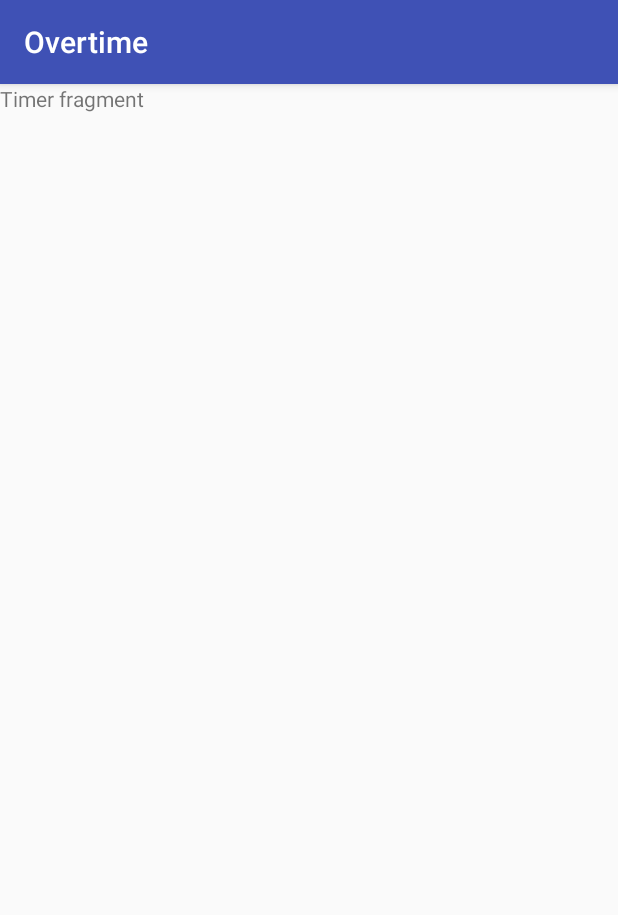
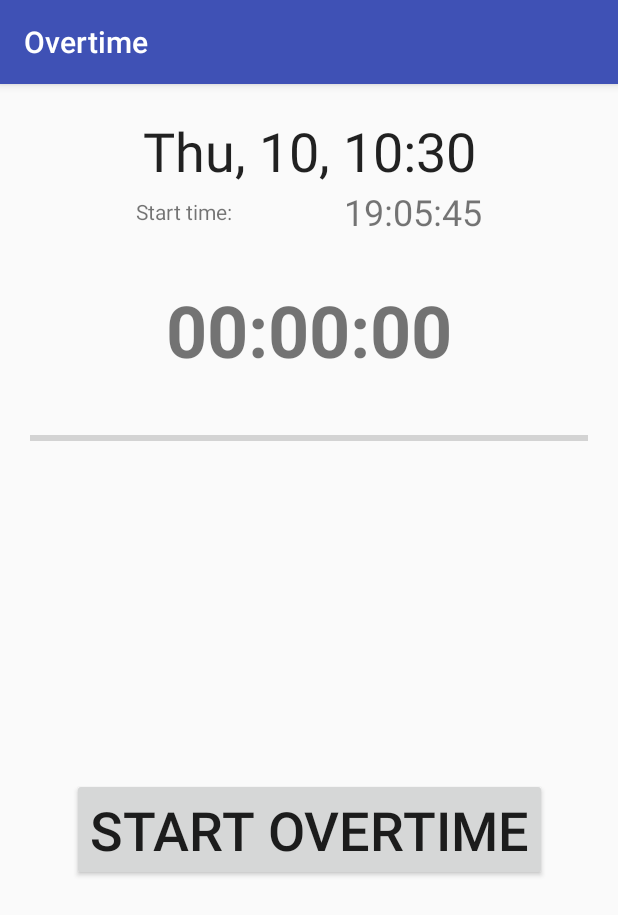
Before and after one commit to SupNacho/OverTime, an Android app: the fragment TimerFragment shown on its own in the app's theme, on a phone screen of 412 x 824 dp. Shown: the top 915 px of the screen. Run offline under Robolectric (Android 15) with nearby library versions, the phone set to English and light mode, and no system bars; our stand-ins replace ButterKnife, RxJava, Timber; libraries missing offline, so code that uses them is left out: com.arellomobile.mvp, com.parse.

Commit message:
doing records to db eventually on start and update on stop counting overtime like chronometer

```diff
--- a/app/src/main/java/ru/supernacho/overtime/di/AppComponent.java
+++ b/app/src/main/java/ru/supernacho/overtime/di/AppComponent.java
@@ -5,15 +5,19 @@ import javax.inject.Singleton;
 import dagger.Component;
 import ru.supernacho.overtime.di.modules.AppModule;
 import ru.supernacho.overtime.di.modules.LoginRepoModule;
+import ru.supernacho.overtime.di.modules.TimerRepoModule;
 import ru.supernacho.overtime.model.repository.LoginRepository;
+import ru.supernacho.overtime.model.repository.TimerRepository;
 import ru.supernacho.overtime.presenter.LoginPresenter;
 import ru.supernacho.overtime.presenter.TabsPresenter;
+import ru.supernacho.overtime.presenter.TimerPresenter;
 import ru.supernacho.overtime.view.LoginActivity;
 
 @Singleton
-@Component(modules = {AppModule.class, LoginRepoModule.class})
+@Component(modules = {AppModule.class, LoginRepoModule.class, TimerRepoModule.class})
 public interface AppComponent {
     void inject(LoginActivity activity);
     void inject(LoginPresenter presenter);
     void inject(TabsPresenter presenter);
+    void inject(TimerPresenter presenter);
 }
--- a/app/src/main/java/ru/supernacho/overtime/model/repository/LoginRepository.java
+++ b/app/src/main/java/ru/supernacho/overtime/model/repository/LoginRepository.java
@@ -1,13 +1,10 @@
 package ru.supernacho.overtime.model.repository;
 
-import com.parse.LogOutCallback;
-import com.parse.ParseException;
 import com.parse.ParseUser;
 
 import io.reactivex.Observable;
 import io.reactivex.subjects.PublishSubject;
 import ru.supernacho.overtime.model.Entity.User;
-import timber.log.Timber;
 
 public class LoginRepository {
     private PublishSubject<RepoEvents> repoEventBus = PublishSubject.create();
--- a/app/src/main/java/ru/supernacho/overtime/model/repository/ParseFileds.java
+++ b/app/src/main/java/ru/supernacho/overtime/model/repository/ParseFileds.java
@@ -1,4 +1,8 @@
 package ru.supernacho.overtime.model.repository;
 
-public class ParseFileds {
+public interface ParseFileds {
+    String createdBy = "created_by_id";
+    String startDate = "start_date";
+    String stopDate = "stop_date";
+    String comment = "comment";
 }
--- a/app/src/main/java/ru/supernacho/overtime/view/fragments/TimerFragment.java
+++ b/app/src/main/java/ru/supernacho/overtime/view/fragments/TimerFragment.java
@@ -2,30 +2,86 @@ package ru.supernacho.overtime.view.fragments;
 
 
 import android.os.Bundle;
-import android.support.v4.app.Fragment;
 import android.view.LayoutInflater;
 import android.view.View;
 import android.view.ViewGroup;
+import android.widget.Button;
+import android.widget.ProgressBar;
+import android.widget.TextClock;
+import android.widget.TextView;
 
+import com.arellomobile.mvp.MvpAppCompatFragment;
+import com.arellomobile.mvp.presenter.InjectPresenter;
+import com.arellomobile.mvp.presenter.ProvidePresenter;
+
+import butterknife.BindView;
 import butterknife.ButterKnife;
+import butterknife.OnClick;
 import butterknife.Unbinder;
+import io.reactivex.android.schedulers.AndroidSchedulers;
+import ru.supernacho.overtime.App;
 import ru.supernacho.overtime.R;
+import ru.supernacho.overtime.presenter.TimerPresenter;
 
-public class TimerFragment extends Fragment {
+public class TimerFragment extends MvpAppCompatFragment implements TimerView {
 
     private Unbinder unbinder;
+    private boolean isStarted;
+
+    @InjectPresenter
+    TimerPresenter presenter;
+
+    @BindView(R.id.tc_current_time)
+    TextClock textClock;
+    @BindView(R.id.tv_start_time)
+    TextView tvStartTime;
+    @BindView(R.id.tv_counter)
+    TextView tvCounter;
+    @BindView(R.id.pb_overtime_progress)
+    ProgressBar progressBar;
+    @BindView(R.id.btn_timer_control)
+    Button btnTimerControl;
 
     public TimerFragment() {
         // Required empty public constructor
     }
 
+    @ProvidePresenter
+    public TimerPresenter providePresenter(){
+        return new TimerPresenter(AndroidSchedulers.mainThread());
+    }
 
     @Override
     public View onCreateView(LayoutInflater inflater, ViewGroup container,
                              Bundle savedInstanceState) {
         View view = inflater.inflate(R.layout.fragment_timer, container, false);
         unbinder = ButterKnife.bind(this, view);
+        App.getInstance().getAppComponent().inject(presenter);
         return view;
+    }
+
+    @OnClick(R.id.btn_timer_control)
+    public void onClickTimerControl(){
+        isStarted = !isStarted;
+        if (isStarted) {
+            btnTimerControl.setText("Finish overtime");
+            presenter.startOverTime();
+            progressBar.setIndeterminate(true);
+        } else {
+            btnTimerControl.setText("Start overtime");
+            presenter.stopOverTime();
+            progressBar.setIndeterminate(false);
+        }
+    }
+
+    @Override
+    public void setCounter(String countMsg) {
+        tvCounter.setText(countMsg);
+    }
+
+    @Override
+    public void setStartDate(String startDate) {
+        tvStartTime.setText(startDate);
     }
 
     @Override
--- a/app/src/main/java/ru/supernacho/overtime/view/fragments/TimerView.java
+++ b/app/src/main/java/ru/supernacho/overtime/view/fragments/TimerView.java
@@ -1,6 +1,11 @@
 package ru.supernacho.overtime.view.fragments;
 
 import com.arellomobile.mvp.MvpView;
+import com.arellomobile.mvp.viewstate.strategy.SingleStateStrategy;
+import com.arellomobile.mvp.viewstate.strategy.StateStrategyType;
 
+@StateStrategyType(value = SingleStateStrategy.class)
 public interface TimerView extends MvpView {
+    void setCounter(String countMsg);
+    void setStartDate(String startDate);
 }
--- a/app/src/main/res/layout/fragment_timer.xml
+++ b/app/src/main/res/layout/fragment_timer.xml
@@ -1,14 +1,76 @@
 <?xml version="1.0" encoding="utf-8"?>
-<FrameLayout xmlns:android="http://schemas.android.com/apk/res/android"
+<android.support.constraint.ConstraintLayout xmlns:android="http://schemas.android.com/apk/res/android"
     xmlns:tools="http://schemas.android.com/tools"
     android:layout_width="match_parent"
     android:layout_height="match_parent"
+    android:padding="20dp"
+    xmlns:app="http://schemas.android.com/apk/res-auto"
     tools:context=".view.fragments.TimerFragment">
 
-    <!-- TODO: Update blank fragment layout -->
+    <TextClock
+        android:id="@+id/tc_current_time"
+        android:layout_width="wrap_content"
+        android:layout_height="wrap_content"
+        app:layout_constraintTop_toTopOf="parent"
+        app:layout_constraintLeft_toLeftOf="parent"
+        app:layout_constraintRight_toRightOf="parent"
+        android:format12Hour="E, dd, HH:mm"
+        android:format24Hour="E, dd, HH:mm"
+        android:textSize="36sp"
+        />
     <TextView
+        android:id="@+id/tv_start_time_label"
+        android:layout_width="wrap_content"
+        android:layout_height="wrap_content"
+        app:layout_constraintTop_toTopOf="@id/tv_start_time"
+        app:layout_constraintBottom_toBottomOf="@id/tv_start_time"
+        app:layout_constraintRight_toLeftOf="@id/tv_start_time"
+        app:layout_constraintLeft_toLeftOf="parent"
+        android:gravity="center_horizontal"
+        android:text="Start time: "/>
+
+    <TextView
+        android:id="@+id/tv_start_time"
+        android:layout_width="wrap_content"
+        android:layout_height="wrap_content"
+        app:layout_constraintTop_toBottomOf="@id/tc_current_time"
+        app:layout_constraintLeft_toRightOf="@id/tv_start_time_label"
+        app:layout_constraintRight_toRightOf="parent"
+        android:textSize="24sp"
+        android:text="19:05:45"/>
+
+    <TextView
+        android:id="@+id/tv_counter"
+        android:layout_width="wrap_content"
+        android:layout_height="wrap_content"
+        android:layout_marginTop="30dp"
+        app:layout_constraintTop_toBottomOf="@id/tv_start_time"
+        app:layout_constraintLeft_toLeftOf="parent"
+        app:layout_constraintRight_toRightOf="parent"
+        android:textStyle="bold"
+        android:textSize="48sp"
+        android:text="00:00:00"/>
+
+    <ProgressBar
+        android:id="@+id/pb_overtime_progress"
         android:layout_width="match_parent"
-        android:layout_height="match_parent"
-        android:text="@string/hello_blank_fragment" />
+        android:layout_height="20dp"
+        android:layout_marginTop="30dp"
+        style="@style/Base.Widget.AppCompat.ProgressBar.Horizontal"
+        app:layout_constraintTop_toBottomOf="@id/tv_counter"
+        app:layout_constraintLeft_toLeftOf="parent"
+        app:layout_constraintRight_toRightOf="parent"
+        />
 
-</FrameLayout>
+    <Button
+        android:id="@+id/btn_timer_control"
+        android:layout_width="wrap_content"
+        android:layout_height="wrap_content"
+        app:layout_constraintTop_toBottomOf="@id/pb_overtime_progress"
+        app:layout_constraintLeft_toLeftOf="parent"
+        app:layout_constraintRight_toRightOf="parent"
+        app:layout_constraintBottom_toBottomOf="parent"
+        android:textSize="36sp"
+        android:text="Start overtime"/>
+
+</android.support.constraint.ConstraintLayout>
--- a/app/src/main/res/values/strings.xml
+++ b/app/src/main/res/values/strings.xml
@@ -9,8 +9,8 @@
     <!-- Strings related to login -->
     <string name="prompt_email">Email</string>
     <string name="prompt_password">Password</string>
-    <string name="action_sign_in">Sign in</string>
-    <string name="action_sign_in_short">Sign in</string>
+    <string name="action_login">Login</string>
+    <string name="action_login_short">Login</string>
     <string name="error_invalid_email">This email address is invalid</string>
     <string name="error_invalid_password">This password is too short</string>
     <string name="error_incorrect_password">This password is incorrect</string>
```
Also changed, not shown: app/src/main/java/ru/supernacho/overtime/di/modules/TimerRepoModule.java (+13 -0 lines), app/src/main/java/ru/supernacho/overtime/model/repository/TimerRepository.java (+55 -0 lines), app/src/main/java/ru/supernacho/overtime/presenter/TimerPresenter.java (+80 -1 lines), app/src/main/java/ru/supernacho/overtime/view/LoginActivity.java (+40 -7 lines), app/src/main/res/layout/activity_login.xml (+6 -4 lines).
